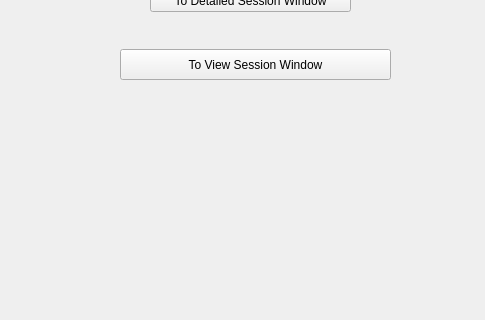
The window that StudyMeet/studymeet.ui (DanielCChavez/StudyMeet) describes before a commit, drawn with Qt 5; both pictures show x 0 to 485 and y 148 to 468 of the 582 by 590 pixel window.
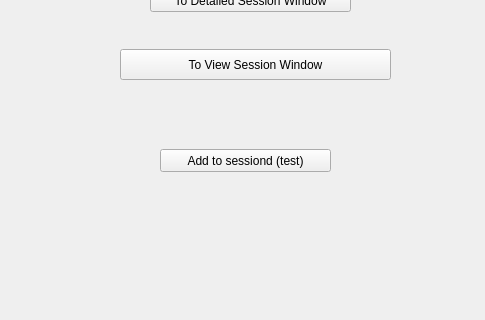
The same window after the commit.

Commit message: added add_to_database(session)

Patch:
```diff
--- a/StudyMeet/studymeet.ui
+++ b/StudyMeet/studymeet.ui
@@ -40,6 +40,19 @@
      <string>To View Session Window</string>
     </property>
    </widget>
+   <widget class="QPushButton" name="addToSessionsButton">
+    <property name="geometry">
+     <rect>
+      <x>160</x>
+      <y>280</y>
+      <width>171</width>
+      <height>23</height>
+     </rect>
+    </property>
+    <property name="text">
+     <string>Add to sessiond (test)</string>
+    </property>
+   </widget>
   </widget>
   <widget class="QMenuBar" name="menuBar">
    <property name="geometry">
```
Left out of the diff: 2 changed lines with no effect on the pictures. The commit also changes 8 other files.
